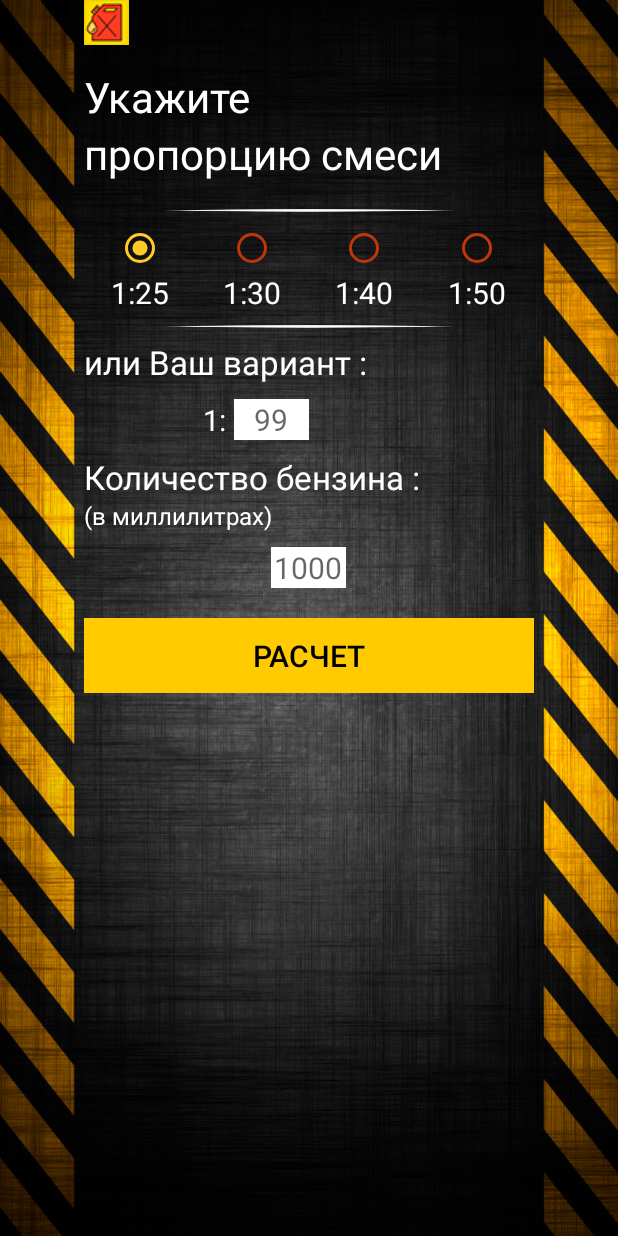
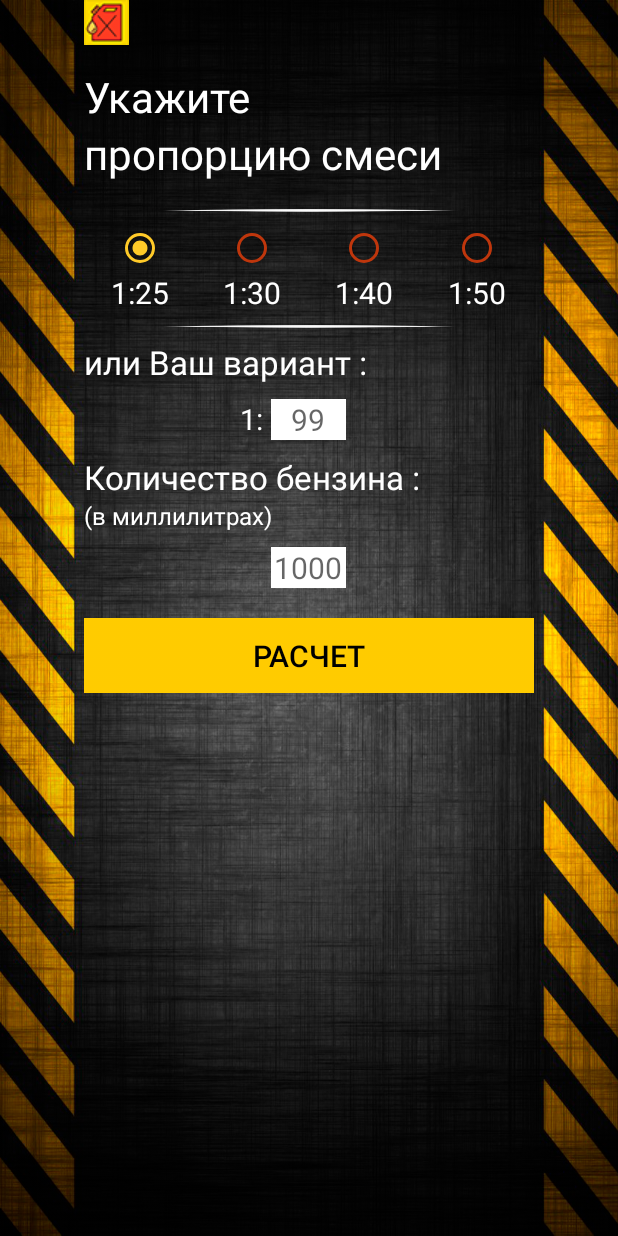
Before and after one commit to Nefor75/GazOil, an Android app: the Main2Activity screen opened directly, with no data from a screen before it, on a phone screen of 412 x 824 dp. Run offline under Robolectric (Android 15) with nearby library versions, the phone set to English and light mode, and no system bars.

Commit message:
LinearLayout стал RelativeLayout(yourchois) и все в нем по центру

```diff
--- a/app/src/main/res/layout/activity2.xml
+++ b/app/src/main/res/layout/activity2.xml
@@ -119,37 +119,39 @@
         android:textColor="#FFFFFF"
         android:textSize="22sp" />
 
-    <LinearLayout
-        android:layout_width="wrap_content"
+    <RelativeLayout
+        android:id="@+id/yourchois"
+
+        android:layout_gravity="center_horizontal"
+        android:layout_width="match_parent"
         android:layout_height="wrap_content"
-        android:layout_marginTop="10dp"
-        android:layout_marginLeft="59dp"
-        android:orientation="horizontal">
+        android:layout_marginTop="10dp" >
 
         <TextView
             android:id="@+id/_1"
             android:layout_width="wrap_content"
             android:layout_height="wrap_content"
+            android:layout_toLeftOf="@id/editSmes"
             android:layout_marginRight="5dp"
-            android:layout_marginLeft="20dp"
             android:text="@string/_1"
             android:textSize="19sp"
-            android:textColor="#ffffff" />
+            android:textColor="#ffffff"  />
 
         <EditText
             android:id="@+id/editSmes"
             android:layout_width="50dp"
-            android:hint="@string/_25"
-            android:gravity="center_horizontal"
             android:layout_height="wrap_content"
             android:background="#ffffff"
+            android:layout_centerInParent="true"
+            android:gravity="center_horizontal"
+            android:hint="@string/_25"
+            android:inputType="number"
+            android:maxLength="2"
             android:textColor="#000000"
             android:textSize="20sp"
-            android:inputType="number"
-            android:maxLength="2"
             tools:ignore="Autofill,LabelFor" />
 
-    </LinearLayout>
+    </RelativeLayout>
 
      <TextView
         android:layout_width="wrap_content"
@@ -173,7 +175,7 @@
         android:hint="@string/_1000"
         android:gravity="center_horizontal"
         android:layout_height="wrap_content"
-        android:layout_gravity="center"
+        android:layout_gravity="center_horizontal"
         android:background="#ffffff"
         android:textColor="#000000"
         android:textSize="20sp"
@@ -263,7 +265,7 @@
                 android:text=""
                 android:textColor="#ffffff"
                 android:textSize="30sp"/>
-            </LinearLayout>
+        </LinearLayout>
 
         <LinearLayout
             android:layout_width="match_parent"
@@ -305,7 +307,6 @@
                 android:textSize="20sp"
                 android:textColor="#FFCA28"/>
 
-
 </LinearLayout>
 </LinearLayout>
 </LinearLayout>
--- a/build.gradle
+++ b/build.gradle
@@ -7,7 +7,7 @@ buildscript {
 
     }
     dependencies {
-        classpath 'com.android.tools.build:gradle:3.4.2'
+        classpath 'com.android.tools.build:gradle:3.5.3'
 
         // NOTE: Do not place your application dependencies here; they belong
         // in the individual module build.gradle files
```
Also changed, not shown: gradle/wrapper/gradle-wrapper.properties.
